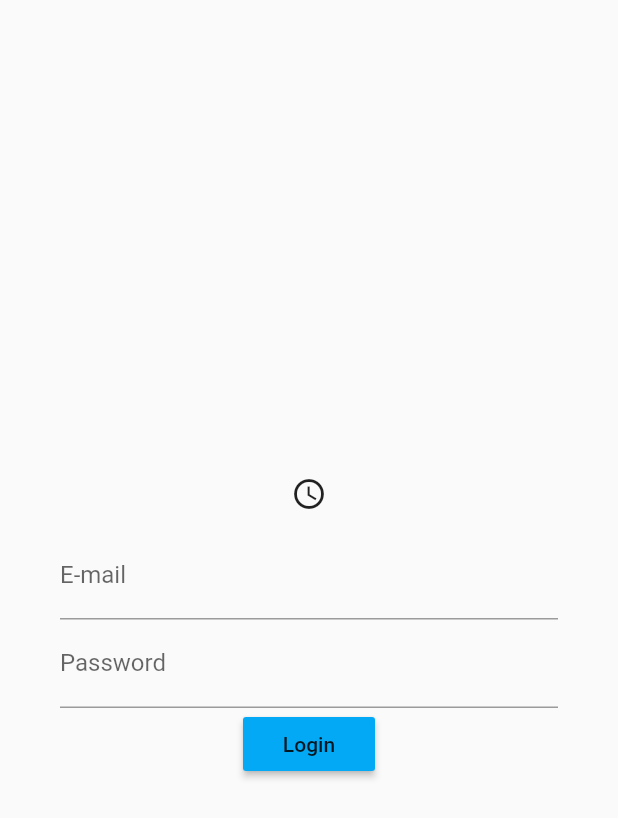
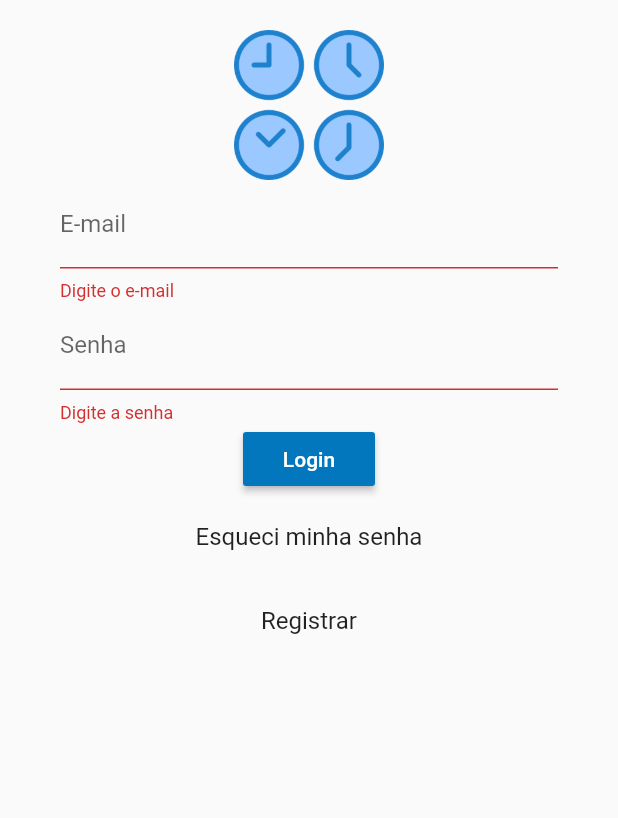
Before and after one commit to JoaoVieira-Dev/marcahorario, a Flutter app: the screen it shows after launch, after a tap on "Login", on a phone screen of 412 x 824 dp. Shown: the top 818 px of the screen. Run offline on Flutter 3.47's test engine with Material 2 defaults, Android fonts, the phone set to English and light mode, and no system bars.

Commit message:
LoginPage

```diff
--- a/lib/app/pages/login/login_page.dart
+++ b/lib/app/pages/login/login_page.dart
@@ -1,4 +1,6 @@
 import 'package:flutter/material.dart';
+import 'package:marcahorario/app/pages/homepage/home_page.dart';
+import 'package:marcahorario/app/pages/registerpage/register_page.dart';
 
 class LoginPage extends StatefulWidget {
   @override
@@ -6,38 +8,98 @@ class LoginPage extends StatefulWidget {
 }
 
 class _LoginPageState extends State<LoginPage> {
+  final _formKey = GlobalKey<FormState>();
+
   @override
   Widget build(BuildContext context) {
     return Scaffold(
-      body: Container(
-        padding: EdgeInsets.all(40),
-        child: Form(
+      body: SingleChildScrollView(
+        child: Container(
+          height: 700,
+          padding: EdgeInsets.fromLTRB(40, 20, 40, 20),
           child: Column(
-            mainAxisAlignment: MainAxisAlignment.center,
-            children: <Widget> [
-              SizedBox(
-                width: 50,
-                height: 50,
-                child: Icon(Icons.access_time),
-              ),
-              TextFormField(
-                decoration: InputDecoration(
-                  labelText: "E-mail"
-                  )
-                ),
-              TextFormField(
-                decoration: InputDecoration(
-                  labelText: "Password"
+            children: [
+              Form(
+                key: _formKey,
+                child: Expanded(
+                  child: Column(
+                    mainAxisAlignment: MainAxisAlignment.spaceEvenly,
+                    children: <Widget>[
+                      SizedBox(
+                        child: Logotipo(),
+                      ),
+                      TextFormField(
+                          validator: (value) {
+                            if (value.isEmpty) {
+                              return 'Digite o e-mail';
+                            }
+                            return null;
+                          },
+                          decoration: InputDecoration(labelText: "E-mail")),
+                      TextFormField(
+                        validator: (value) {
+                          if (value.isEmpty) {
+                            return 'Digite a senha';
+                          }
+                          return null;
+                        },
+                        decoration: InputDecoration(labelText: "Senha"),
+                      ),
+                      RaisedButton(
+                        onPressed: () {
+                          if (_formKey.currentState.validate()) {
+                            Navigator.push(
+                                context,
+                                MaterialPageRoute(
+                                    builder: (context) => HomePage()));
+                          }
+                        },
+                        color: Colors.lightBlue[800],
+                        child: Text(
+                          "Login",
+                          style: TextStyle(color: Colors.white),
+                        ),
+                      ),
+                    ],
+                  ),
                 ),
               ),
-              RaisedButton(
-                onPressed: () {},
-                color: Colors.lightBlue,
-                child: Text("Login"),
-                )
+              Column(
+                children: [
+                  ListTile(
+                    title: Text("Esqueci minha senha",
+                        textAlign: TextAlign.center),
+                    onTap: () {},
+                  ),
+                ],
+              ),
+              Column(
+                children: [
+                  ListTile(
+                    title: Text("Registrar", textAlign: TextAlign.center),
+                    onTap: () {
+                      Navigator.push(
+                          context,
+                          MaterialPageRoute(
+                              builder: (context) => RegisterPage()));
+                    },
+                  ),
+                ],
+              ),
             ],
-        ),),
+          ),
+        ),
       ),
     );
   }
 }
+
+class Logotipo extends StatelessWidget {
+  @override
+  Widget build(BuildContext context) {
+    return Image(
+      image: AssetImage('lib/app/assets/logo.png'),
+      width: 100,
+    );
+  }
+}
--- /dev/null
+++ b/lib/app/pages/registerpage/register_page.dart
@@ -0,0 +1,15 @@
+import 'package:flutter/material.dart';
+
+class RegisterPage extends StatefulWidget {
+  @override
+  _RegisterPageState createState() => _RegisterPageState();
+}
+
+class _RegisterPageState extends State<RegisterPage> {
+  @override
+  Widget build(BuildContext context) {
+    return Container(
+        color: Colors.lime,
+    );
+  }
+}
--- a/pubspec.yaml
+++ b/pubspec.yaml
@@ -45,9 +45,8 @@ flutter:
   uses-material-design: true
 
   # To add assets to your application, add an assets section, like this:
-  # assets:
-  #   - images/a_dot_burr.jpeg
-  #   - images/a_dot_ham.jpeg
+  assets:
+      - lib/app/assets/logo.png
 
   # An image asset can refer to one or more resolution-specific "variants", see
   # https://flutter.dev/assets-and-images/#resolution-aware.
```
Also changed, not shown: lib/app/assets/logo.png (added).
